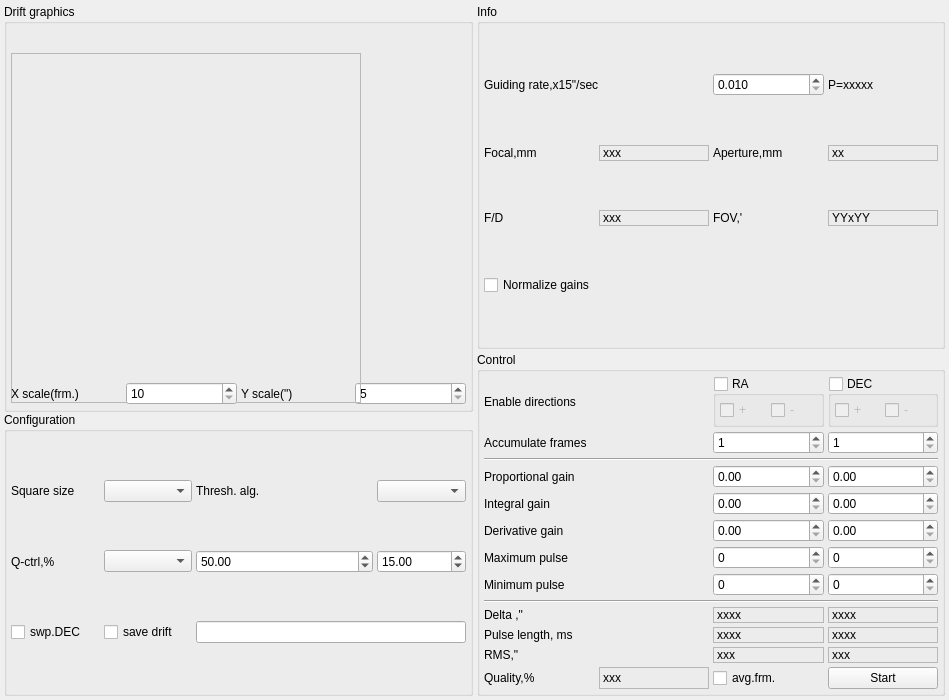
Above: lin_guider/ui/guider.ui from rumengb/lin_guider before the change. Below: the same form after it.
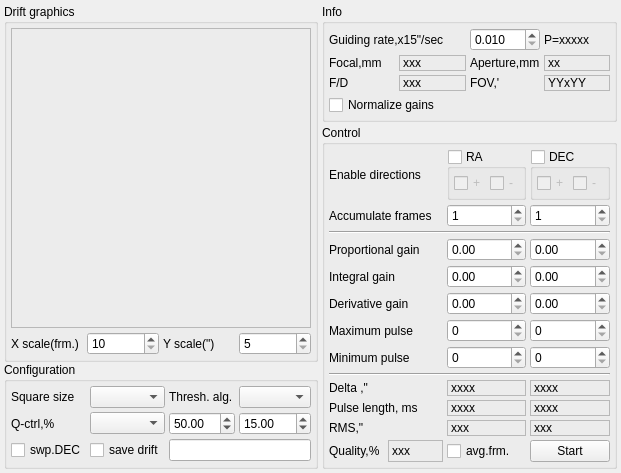
That is the form after the change.

Commit message: Andrew's graph

Diff of the .ui file:
```diff
--- a/lin_guider/ui/guider.ui
+++ b/lin_guider/ui/guider.ui
@@ -6,8 +6,8 @@
    <rect>
     <x>0</x>
     <y>0</y>
-    <width>949</width>
-    <height>700</height>
+    <width>621</width>
+    <height>472</height>
    </rect>
   </property>
   <property name="sizePolicy">
@@ -74,28 +74,6 @@
           </property>
          </widget>
         </item>
-        <item row="0" column="0" colspan="4">
-         <widget class="QFrame" name="frame_Graph">
-          <property name="minimumSize">
-           <size>
-            <width>350</width>
-            <height>350</height>
-           </size>
-          </property>
-          <property name="maximumSize">
-           <size>
-            <width>300</width>
-            <height>300</height>
-           </size>
-          </property>
-          <property name="frameShape">
-           <enum>QFrame::StyledPanel</enum>
-          </property>
-          <property name="frameShadow">
-           <enum>QFrame::Raised</enum>
-          </property>
-         </widget>
-        </item>
         <item row="1" column="0">
          <widget class="QLabel" name="l_7">
           <property name="text">
@@ -111,6 +89,9 @@
           <property name="minimum">
            <number>10</number>
           </property>
+          <property name="maximum">
+           <number>100</number>
+          </property>
          </widget>
         </item>
         <item row="1" column="2">
@@ -120,6 +101,32 @@
           </property>
          </widget>
         </item>
+        <item row="0" column="0" colspan="4">
+         <layout class="QHBoxLayout" name="horizontalLayout">
+          <item>
+           <widget class="QFrame" name="frame_Graph">
+            <property name="minimumSize">
+             <size>
+              <width>300</width>
+              <height>300</height>
+             </size>
+            </property>
+            <property name="maximumSize">
+             <size>
+              <width>300</width>
+              <height>300</height>
+             </size>
+            </property>
+            <property name="frameShape">
+             <enum>QFrame::StyledPanel</enum>
+            </property>
+            <property name="frameShadow">
+             <enum>QFrame::Raised</enum>
+            </property>
+           </widget>
+          </item>
+         </layout>
+        </item>
        </layout>
       </widget>
      </item>
@@ -383,7 +390,7 @@
           </property>
          </widget>
         </item>
-        <item row="3" column="0" colspan="3">
+        <item row="3" column="0" colspan="4">
          <widget class="QCheckBox" name="checkBox_normalizeGain">
           <property name="text">
            <string>Normalize gains</string>
```
The commit also changes 11 other files.
